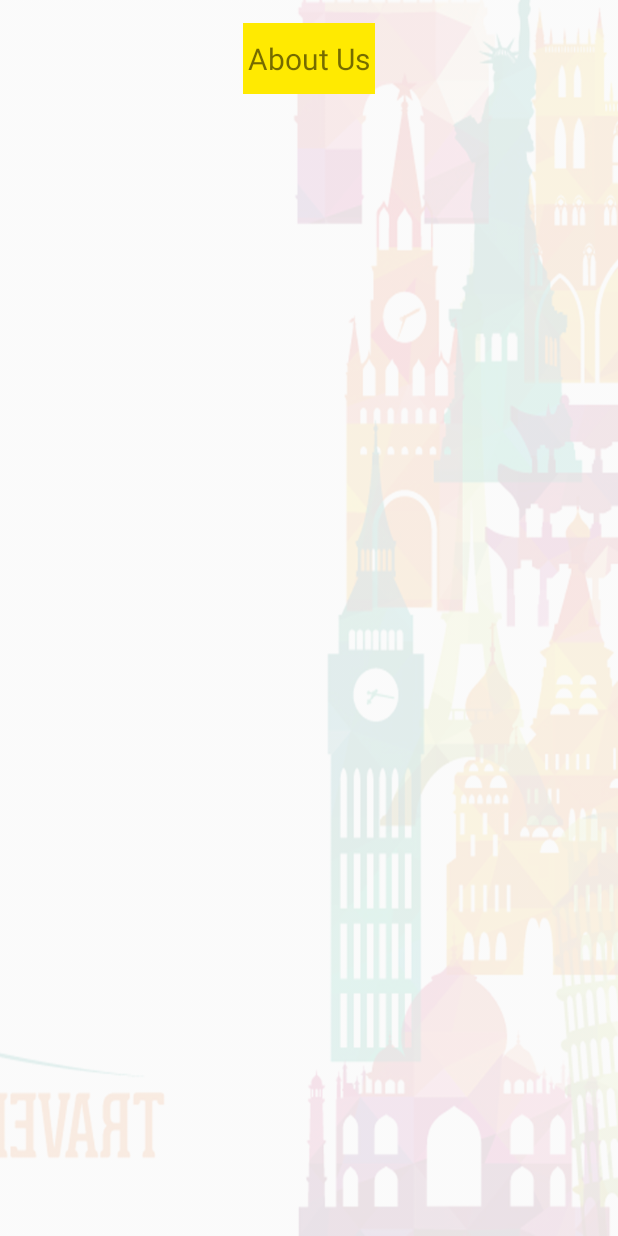
After one commit to shankarpilli/OurTour, an Android app: the fragment AboutUsFragment shown on its own in the app's theme, on a phone screen of 412 x 824 dp. The commit adds this screen. Run offline under Robolectric (Android 15) with nearby library versions, the phone set to English and light mode, and no system bars; 1 statement that could not run was skipped.

Commit message:
1st commit

```diff
--- /dev/null
+++ b/app/src/main/java/com/httpversatilemobitech/ourtour/fragments/AboutUsFragment.java
@@ -0,0 +1,44 @@
+package com.httpversatilemobitech.ourtour.fragments;
+
+import android.os.Bundle;
+import android.support.v4.app.Fragment;
+import android.support.v7.widget.Toolbar;
+import android.view.LayoutInflater;
+import android.view.View;
+import android.view.ViewGroup;
+
+import com.httpversatilemobitech.ourtour.R;
+import com.httpversatilemobitech.ourtour.activities.DashboardActivity;
+
+/**
+ * Created by Rev's Nani on 13-10-2016.
+ */
+public class AboutUsFragment extends Fragment {
+
+    public static final String TAG = "AboutUsFragment";
+    private DashboardActivity mParent;
+
+    private Toolbar mToolbar;
+    private View rootView;
+
+    @Override
+    public void onCreate(Bundle savedInstanceState) {
+        super.onCreate(savedInstanceState);
+        mParent = (DashboardActivity) getActivity();
+        mToolbar = (Toolbar) getActivity().findViewById(R.id.toolbar);
+
+
+    }
+
+
+    @Override
+    public View onCreateView(LayoutInflater inflater, ViewGroup container,
+                             Bundle savedInstanceState) {
+        if (mToolbar != null) {
+            mToolbar.setVisibility(View.VISIBLE);
+        }
+        rootView = inflater.inflate(R.layout.fragment_about_us, container, false);
+
+        return rootView;
+    }
+}
--- /dev/null
+++ b/app/src/main/res/layout/fragment_about_us.xml
@@ -0,0 +1,23 @@
+<?xml version="1.0" encoding="utf-8"?>
+<LinearLayout xmlns:android="http://schemas.android.com/apk/res/android"
+    xmlns:tools="http://schemas.android.com/tools"
+    android:id="@+id/activity_main"
+    android:layout_width="match_parent"
+    android:background="@drawable/splash_screen"
+    android:orientation="vertical"
+    android:layout_height="match_parent">
+
+    <TextView
+        android:layout_width="wrap_content"
+        android:layout_height="wrap_content"
+        android:gravity="center"
+        android:layout_marginTop="15dp"
+        android:paddingTop="10dp"
+        android:paddingBottom="10dp"
+        android:paddingLeft="3dp"
+        android:paddingRight="3dp"
+        android:background="@color/themeColor"
+        android:textSize="20sp"
+        android:layout_gravity="center"
+        android:text="@string/txt_about_us"/>
+</LinearLayout>
```
Also changed, not shown: app/src/main/java/com/httpversatilemobitech/ourtour/fragments/ContctUsFragment.java (added, +44 -0 lines), app/src/main/java/com/httpversatilemobitech/ourtour/fragments/DiclaimerFragment.java (added, +44 -0 lines), app/src/main/java/com/httpversatilemobitech/ourtour/fragments/HelpFragment.java (added, +44 -0 lines), app/src/main/java/com/httpversatilemobitech/ourtour/fragments/TermsAndConditionsFragment.java (added, +44 -0 lines), app/src/main/res/layout/fragment_contact_us.xml (added, +23 -0 lines), app/src/main/res/layout/fragment_diclaimer.xml (added, +23 -0 lines), app/src/main/res/layout/fragment_help.xml (added, +23 -0 lines), app/src/main/res/layout/fragment_terms_conditions.xml (added, +23 -0 lines), app/src/main/res/values/dimens.xml (+12 -2 lines), 1130 other files.
